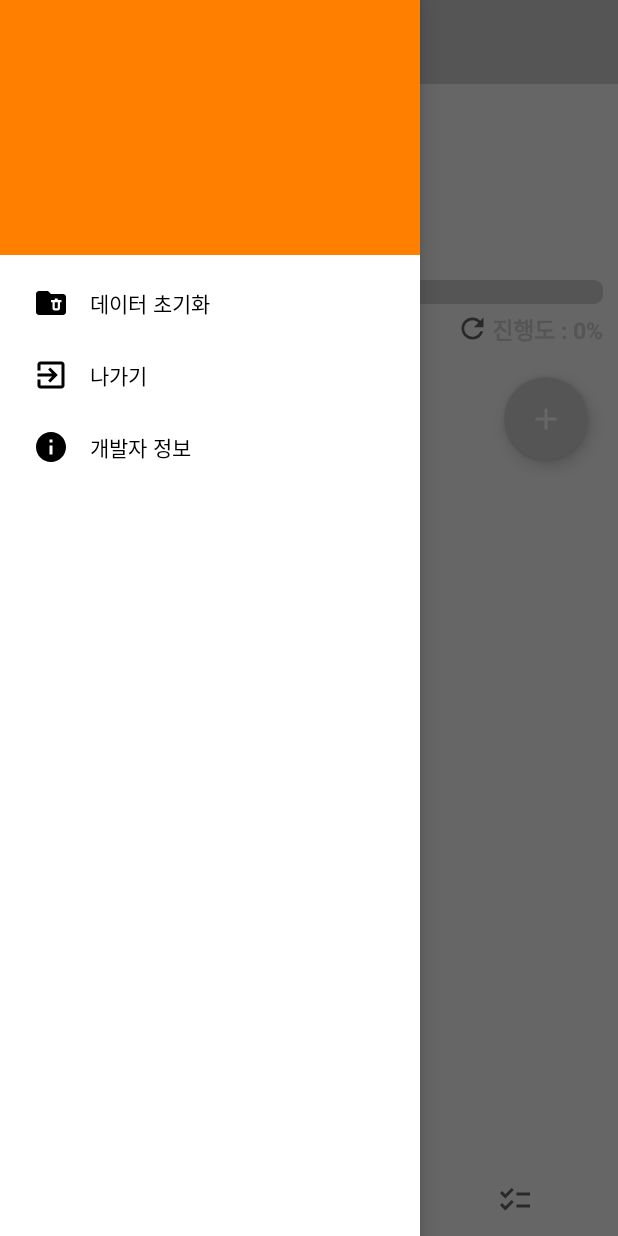
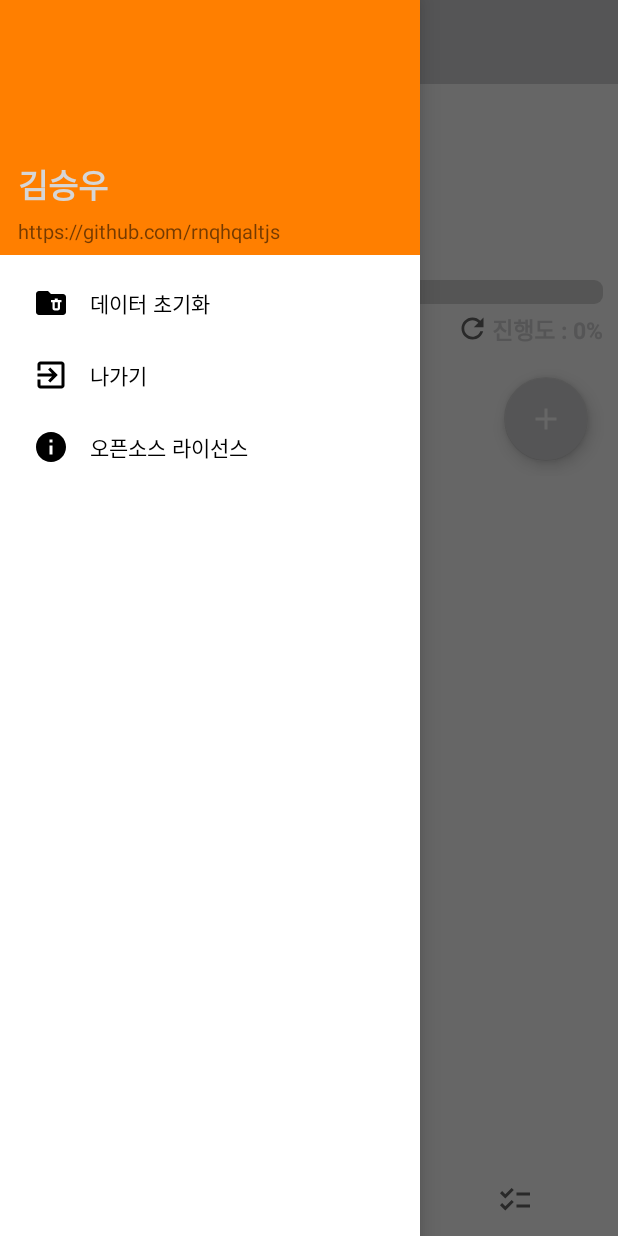
Before and after one commit to rnqhqaltjs/Whatareyouupto, an Android app: the MainActivity screen opened directly, with no data from a screen before it, with the side drawer open, on a phone screen of 412 x 824 dp. Run offline under Robolectric (Android 15) with nearby library versions, the phone set to English and light mode, and no system bars.

Commit message:
Initial commit

```diff
--- a/app/build.gradle
+++ b/app/build.gradle
@@ -1,6 +1,7 @@
 plugins {
     id 'com.android.application'
     id 'kotlin-android'
+    id 'com.google.android.gms.oss-licenses-plugin'
 }
 
 android {
@@ -52,4 +53,5 @@ dependencies {
     implementation 'com.github.bumptech.glide:glide:4.12.0'
     implementation "androidx.viewpager2:viewpager2:1.0.0"
     implementation("org.jetbrains.kotlinx:kotlinx-coroutines-android:1.4.3")
+    implementation 'com.google.android.gms:play-services-oss-licenses:17.0.0'
 }
--- a/app/src/main/java/com/example/whatareyouupto/Intro/IntroActivity.kt
+++ b/app/src/main/java/com/example/whatareyouupto/Intro/IntroActivity.kt
@@ -20,11 +20,6 @@ class IntroActivity : AppCompatActivity() {
         binding = ActivityIntroBinding.inflate(layoutInflater)
         setContentView(binding.root)
 
-        val introtitle = binding.imageView3
-
-
-        introtitle.bringToFront()
-
         Handler(Looper.getMainLooper()).postDelayed({
             val intent = Intent(this, SliderActivity::class.java)
             startActivity(intent)
--- a/app/src/main/java/com/example/whatareyouupto/MainActivity.kt
+++ b/app/src/main/java/com/example/whatareyouupto/MainActivity.kt
@@ -1,6 +1,7 @@
 package com.example.whatareyouupto
 
 import android.app.AlertDialog
+import android.content.Intent
 import android.os.Bundle
 import android.view.MenuItem
 import android.widget.Toast
@@ -8,6 +9,7 @@ import androidx.appcompat.app.ActionBarDrawerToggle
 import androidx.appcompat.app.AppCompatActivity
 import com.example.whatareyouupto.databinding.ActivityMainBinding
 import com.example.whatareyouupto.sqlite.SqliteHelper
+import com.google.android.gms.oss.licenses.OssLicensesMenuActivity
 import com.google.android.material.tabs.TabLayout
 import com.google.android.material.tabs.TabLayoutMediator
 import kotlin.system.exitProcess
@@ -33,7 +35,7 @@ class MainActivity : AppCompatActivity() {
             R.string.drawer_opened,
             R.string.drawer_closed
         )
-        supportActionBar?.setDisplayShowCustomEnabled(true)
+
         supportActionBar?.setDisplayShowTitleEnabled(false)
         supportActionBar?.setDisplayHomeAsUpEnabled(true)
 
@@ -102,10 +104,10 @@ class MainActivity : AppCompatActivity() {
 
                 }
 
-                //개발자 정보
+                //오픈소스 라이선스
                 R.id.item_info -> {
 
-
+                    startActivity(Intent(this, OssLicensesMenuActivity::class.java))
 
                 }
 
--- a/app/src/main/res/layout/activity_intro.xml
+++ b/app/src/main/res/layout/activity_intro.xml
@@ -10,10 +10,8 @@
 
     <ImageView
         android:id="@+id/imageView3"
-        android:layout_width="0dp"
-        android:layout_height="350dp"
-        android:layout_marginStart="5dp"
-        android:layout_marginEnd="5dp"
+        android:layout_width="180dp"
+        android:layout_height="180dp"
         app:layout_constraintBottom_toBottomOf="parent"
         app:layout_constraintEnd_toEndOf="parent"
         app:layout_constraintStart_toStartOf="parent"
--- a/app/src/main/res/layout/navi_header.xml
+++ b/app/src/main/res/layout/navi_header.xml
@@ -1,6 +1,7 @@
 <?xml version="1.0" encoding="utf-8"?>
 <RelativeLayout xmlns:android="http://schemas.android.com/apk/res/android"
     xmlns:app="http://schemas.android.com/apk/res-auto"
+    xmlns:tools="http://schemas.android.com/tools"
     android:layout_width="match_parent"
     android:layout_height="match_parent">
 
@@ -11,4 +12,33 @@
         android:scaleType="fitXY"
         app:srcCompat="@drawable/orangecolorbacground" />
 
+    <androidx.constraintlayout.widget.ConstraintLayout
+        android:layout_width="match_parent"
+        android:layout_height="match_parent">
+
+        <TextView
+            android:id="@+id/textView"
+            android:layout_width="wrap_content"
+            android:layout_height="wrap_content"
+            android:layout_marginStart="12dp"
+            android:layout_marginTop="106dp"
+            android:text="김승우"
+            android:textColor="@color/black"
+            android:textSize="22sp"
+            android:textStyle="bold"
+            app:layout_constraintStart_toStartOf="parent"
+            app:layout_constraintTop_toTopOf="parent" />
+
+        <TextView
+            android:id="@+id/textView2"
+            android:layout_width="wrap_content"
+            android:layout_height="wrap_content"
+            android:layout_marginStart="12dp"
+            android:layout_marginTop="5dp"
+            android:text="https://github.com/rnqhqaltjs"
+            android:textSize="13sp"
+            app:layout_constraintStart_toStartOf="parent"
+            app:layout_constraintTop_toBottomOf="@+id/textView" />
+    </androidx.constraintlayout.widget.ConstraintLayout>
+
 </RelativeLayout>
--- a/app/src/main/res/menu/main_menu.xml
+++ b/app/src/main/res/menu/main_menu.xml
@@ -15,7 +15,7 @@
 
     <item
         android:id="@+id/item_info"
-        android:title="개발자 정보"
+        android:title="오픈소스 라이선스"
         android:icon="@drawable/ic_baseline_info_24"/>
 
 
--- a/app/src/main/res/values-night/themes.xml
+++ b/app/src/main/res/values-night/themes.xml
@@ -14,4 +14,5 @@
         <!-- Customize your theme here. -->
         <item name="android:timePickerStyle">@style/MyTimePickerTheme</item>
     </style>
+
 </resources>
--- a/build.gradle
+++ b/build.gradle
@@ -7,6 +7,7 @@ buildscript {
     dependencies {
         classpath "com.android.tools.build:gradle:7.0.3"
         classpath "org.jetbrains.kotlin:kotlin-gradle-plugin:1.6.10"
+        classpath 'com.google.android.gms:oss-licenses-plugin:0.10.4'
 
         // NOTE: Do not place your application dependencies here; they belong
         // in the individual module build.gradle files
```
Also changed, not shown: app/src/main/AndroidManifest.xml (+5 -4 lines), app/src/main/java/com/example/whatareyouupto/OssLicensesMenuActivity.kt (added, +20 -0 lines), app/src/main/res/layout/activity_oss_licenses_menu.xml (added, +7 -0 lines).
